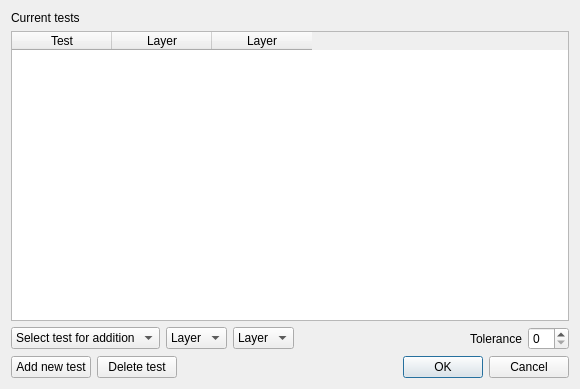
This is rulesDialog.ui in wonder-sk/topol as Qt 5 draws it before an edit. The edited form follows.
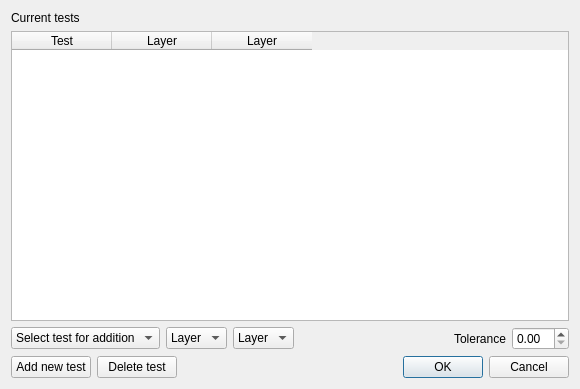
This is the edited form.

```diff
--- a/rulesDialog.ui
+++ b/rulesDialog.ui
@@ -101,7 +101,7 @@
         </widget>
        </item>
        <item>
-        <widget class="QSpinBox" name="mToleranceBox"/>
+        <widget class="QDoubleSpinBox" name="mToleranceBox"/>
        </item>
       </layout>
      </item>
```
